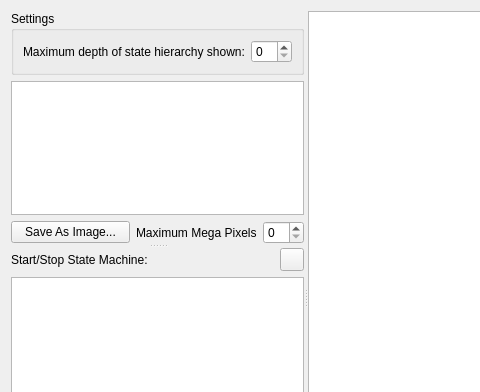
Qt form plugins/statemachineviewer/statemachineviewer.ui (KDAB/GammaRay) before a commit; both pictures show x 0 to 480 and y 0 to 392 of the 809 by 594 pixel window.
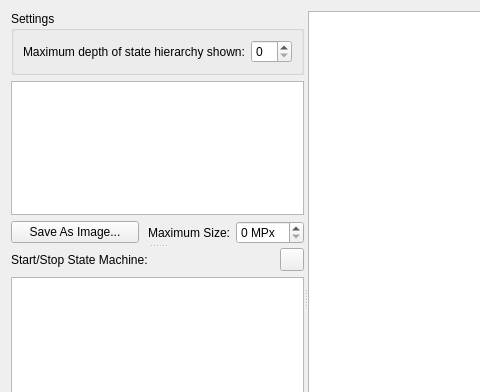
The same form after that commit. Custom widgets are drawn as their Qt base class.

Commit message:
Cleanup UI a bit more and set buddy associations.
We rename the label to 'Maximum Size' and give the spinbox
a suffix of 'MPx'. The tooltip further clarifies that this
is in units of mega pixels.

What changed in the file:
```diff
--- a/plugins/statemachineviewer/statemachineviewer.ui
+++ b/plugins/statemachineviewer/statemachineviewer.ui
@@ -70,7 +70,13 @@
           <item>
            <widget class="QLabel" name="maxMegaPixelsLabel">
             <property name="text">
-             <string>Maximum Mega Pixels</string>
+             <string>Maximum Size:</string>
+            </property>
+            <property name="alignment">
+             <set>Qt::AlignRight|Qt::AlignTrailing|Qt::AlignVCenter</set>
+            </property>
+            <property name="buddy">
+             <cstring>maxMegaPixelsSpinBox</cstring>
             </property>
            </widget>
           </item>
@@ -80,7 +86,10 @@
              <string>Limit the size of the image file. Zooming could make the image very large.</string>
             </property>
             <property name="text" stdset="0">
-             <string>0</string>
+             <string>0 MPx</string>
+            </property>
+            <property name="suffix">
+             <string comment="mega pixel unit"> MPx</string>
             </property>
            </widget>
           </item>
```
Left out of the diff: 11 changed lines with no effect on the pictures.
